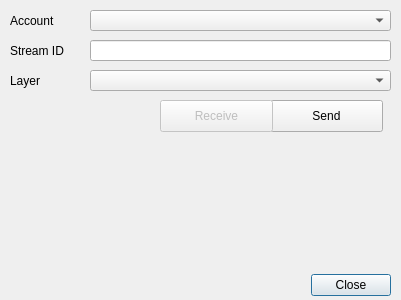
Above: speckle_qgis_dialog_base.ui from specklesystems/speckle-qgis before the change. Below: the same form after it.
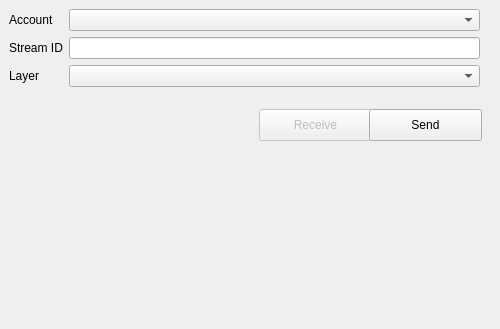
That is the form after the change.

Commit message: feat(ui): Changed dialog for dockable panel 🪄

```diff
--- a/speckle_qgis_dialog_base.ui
+++ b/speckle_qgis_dialog_base.ui
@@ -1,134 +1,108 @@
 <?xml version="1.0" encoding="UTF-8"?>
 <ui version="4.0">
  <class>SpeckleQGISDialogBase</class>
- <widget class="QDialog" name="SpeckleQGISDialogBase">
+ <widget class="QDockWidget" name="SpeckleQGISDialogBase">
   <property name="geometry">
    <rect>
     <x>0</x>
     <y>0</y>
-    <width>401</width>
-    <height>300</height>
+    <width>500</width>
+    <height>329</height>
    </rect>
   </property>
   <property name="windowTitle">
    <string>SpeckleQGIS</string>
   </property>
-  <widget class="QDialogButtonBox" name="dialogButtonBox">
-   <property name="geometry">
-    <rect>
-     <x>10</x>
-     <y>270</y>
-     <width>381</width>
-     <height>31</height>
-    </rect>
-   </property>
-   <property name="orientation">
-    <enum>Qt::Horizontal</enum>
-   </property>
-   <property name="standardButtons">
-    <set>QDialogButtonBox::Close</set>
-   </property>
-   <property name="centerButtons">
-    <bool>false</bool>
-   </property>
-  </widget>
-  <widget class="QLineEdit" name="streamIdField">
-   <property name="geometry">
-    <rect>
-     <x>90</x>
-     <y>40</y>
-     <width>301</width>
-     <height>21</height>
-    </rect>
-   </property>
-  </widget>
-  <widget class="QLabel" name="streamIdLabel">
-   <property name="geometry">
-    <rect>
-     <x>10</x>
-     <y>40</y>
-     <width>81</width>
-     <height>21</height>
-    </rect>
-   </property>
-   <property name="text">
-    <string>Stream ID</string>
-   </property>
-  </widget>
-  <widget class="QLabel" name="layerLabel">
-   <property name="geometry">
-    <rect>
-     <x>10</x>
-     <y>70</y>
-     <width>81</width>
-     <height>21</height>
-    </rect>
-   </property>
-   <property name="text">
-    <string>Layer</string>
-   </property>
-  </widget>
-  <widget class="QComboBox" name="comboBox">
-   <property name="geometry">
-    <rect>
-     <x>90</x>
-     <y>70</y>
-     <width>301</width>
-     <height>21</height>
-    </rect>
-   </property>
-  </widget>
-  <widget class="QLabel" name="accountListLabel">
-   <property name="geometry">
-    <rect>
-     <x>10</x>
-     <y>10</y>
-     <width>81</width>
-     <height>21</height>
-    </rect>
-   </property>
-   <property name="text">
-    <string>Account</string>
-   </property>
-  </widget>
-  <widget class="QComboBox" name="accountListField">
-   <property name="geometry">
-    <rect>
-     <x>90</x>
-     <y>10</y>
-     <width>301</width>
-     <height>21</height>
-    </rect>
-   </property>
-  </widget>
-  <widget class="QPushButton" name="sendButton">
-   <property name="geometry">
-    <rect>
-     <x>270</x>
-     <y>100</y>
-     <width>113</width>
-     <height>32</height>
-    </rect>
-   </property>
-   <property name="text">
-    <string>Send</string>
-   </property>
-  </widget>
-  <widget class="QPushButton" name="receiveButton">
-   <property name="enabled">
-    <bool>false</bool>
-   </property>
-   <property name="geometry">
-    <rect>
-     <x>160</x>
-     <y>100</y>
-     <width>113</width>
-     <height>32</height>
-    </rect>
-   </property>
-   <property name="text">
-    <string>Receive</string>
-   </property>
+  <widget class="QWidget" name="dockWidgetContents">
+   <layout class="QGridLayout" name="gridLayout">
+    <item row="0" column="0">
+     <widget class="QWidget" name="widget" native="true">
+      <widget class="QPushButton" name="receiveButton">
+       <property name="enabled">
+        <bool>false</bool>
+       </property>
+       <property name="geometry">
+        <rect>
+         <x>250</x>
+         <y>100</y>
+         <width>113</width>
+         <height>32</height>
+        </rect>
+       </property>
+       <property name="text">
+        <string>Receive</string>
+       </property>
+      </widget>
+      <widget class="QPushButton" name="sendButton">
+       <property name="geometry">
+        <rect>
+         <x>360</x>
+         <y>100</y>
+         <width>113</width>
+         <height>32</height>
+        </rect>
+       </property>
+       <property name="text">
+        <string>Send</string>
+       </property>
+      </widget>
+      <widget class="QWidget" name="formLayoutWidget">
+       <property name="geometry">
+        <rect>
+         <x>-10</x>
+         <y>-10</y>
+         <width>491</width>
+         <height>111</height>
+        </rect>
+       </property>
+       <layout class="QFormLayout" name="formLayout">
+        <property name="leftMargin">
+         <number>10</number>
+        </property>
+        <property name="topMargin">
+         <number>10</number>
+        </property>
+        <property name="rightMargin">
+         <number>10</number>
+        </property>
+        <property name="bottomMargin">
+         <number>10</number>
+        </property>
+        <item row="0" column="0">
+         <widget class="QLabel" name="accountListLabel">
+          <property name="text">
+           <string>Account</string>
+          </property>
+         </widget>
+        </item>
+        <item row="0" column="1">
+         <widget class="QComboBox" name="accountListField"/>
+        </item>
+        <item row="1" column="0">
+         <widget class="QLabel" name="streamIdLabel">
+          <property name="text">
+           <string>Stream ID</string>
+          </property>
+         </widget>
+        </item>
+        <item row="1" column="1">
+         <widget class="QLineEdit" name="streamIdField"/>
+        </item>
+        <item row="2" column="0">
+         <widget class="QLabel" name="layersLabel">
+          <property name="text">
+           <string>Layer</string>
+          </property>
+         </widget>
+        </item>
+        <item row="2" column="1">
+         <widget class="QComboBox" name="layersField"/>
+        </item>
+       </layout>
+      </widget>
+     </widget>
+    </item>
+   </layout>
   </widget>
  </widget>
  <resources/>
```
Left out of the diff: 35 changed lines with no effect on the pictures. The commit also changes 2 other files.
